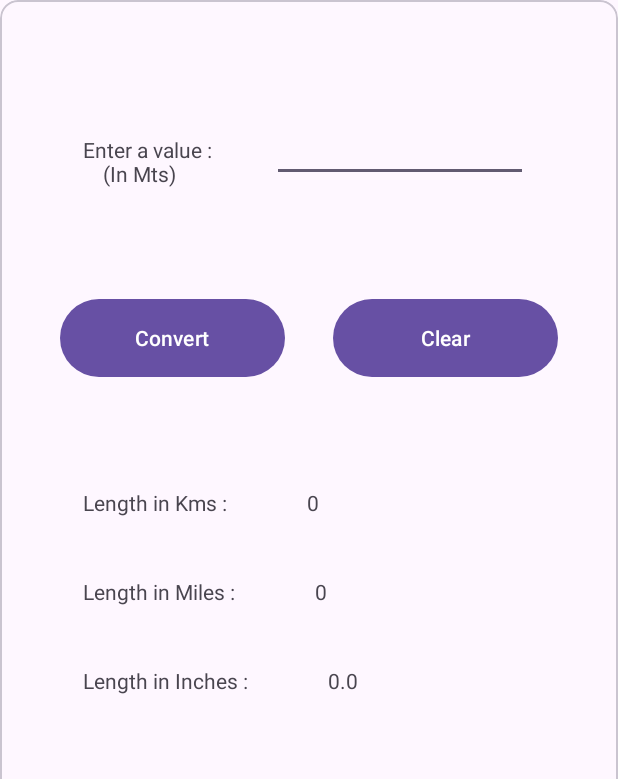
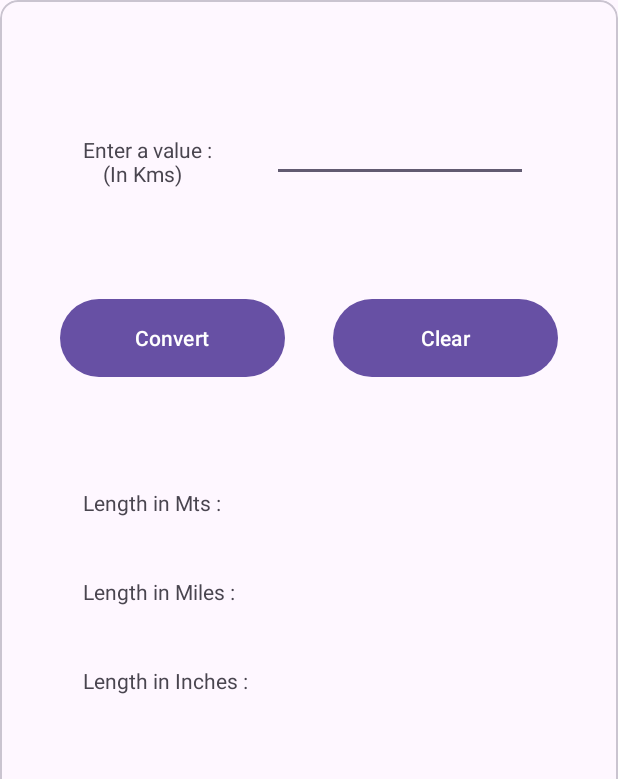
Before and after one commit to guptakushal03/Second_Assignment_App_21012021034, an Android app: the LengthConverterActivity screen opened directly, with no data from a screen before it, after a tap on "Convert", on a phone screen of 412 x 824 dp. Shown: the top 779 px of the screen. Run offline under Robolectric (Android 15) with nearby library versions, the phone set to English and light mode, and no system bars.

Commit message:
Length Page Complete Commit

```diff
--- a/app/src/main/java/com/example/second_assignment_app_21012021034/LengthConverterActivity.kt
+++ b/app/src/main/java/com/example/second_assignment_app_21012021034/LengthConverterActivity.kt
@@ -1,5 +1,6 @@
 package com.example.second_assignment_app_21012021034
 
+import android.content.Intent
 import androidx.appcompat.app.AppCompatActivity
 import android.os.Bundle
 import android.widget.Button
@@ -12,23 +13,35 @@ class LengthConverterActivity : AppCompatActivity() {
         setContentView(R.layout.activity_length_converter)
 
         val convert = findViewById<Button>(R.id.convertBtn)
-        val dataValue:EditText = findViewById<EditText>(R.id.DataValue)
-        val tempStr = dataValue.text.toString()
-        val tempInt: Int = tempStr.toInt()
+        convert.setOnClickListener() {
+            val dataValue: EditText = findViewById<EditText>(R.id.DataValue)
+            val tempStr = dataValue.text.toString()
+            try {
+                val tempInt: Int = tempStr.toInt()
 
-        convert.setOnClickListener(){
-            convertLength(tempInt)
+                var b = tempInt * 1000
+                var c = tempInt / 1.609
+                val newC = String.format("%.5f", c)
+                var d = tempInt * 39370
+
+                findViewById<TextView>(R.id.MtsValue).text = b.toString()
+                findViewById<TextView>(R.id.MilesValue).text = newC
+                findViewById<TextView>(R.id.InchesValue).text = d.toString()
+
+            } catch (e: NumberFormatException) {}
         }
 
-    }
+        val clearBtn = findViewById<Button>(R.id.ClearBtn)
+        clearBtn.setOnClickListener(){
+            findViewById<EditText>(R.id.DataValue).text.clear()
+            findViewById<TextView>(R.id.MtsValue).text = ""
+            findViewById<TextView>(R.id.MilesValue).text = ""
+            findViewById<TextView>(R.id.InchesValue).text = ""
+        }
 
-    fun convertLength(tempInt: Int){
-        var b = tempInt/1000
-        var c = tempInt/1609
-        var d = tempInt*39.37
-
-        findViewById<TextView>(R.id.KgsValue).text = b.toString()
-        findViewById<TextView>(R.id.MilesValue).text = c.toString()
-        findViewById<TextView>(R.id.InchesValue).text = d.toString()
+        val gobackBtn = findViewById<Button>(R.id.gobackBtn)
+        gobackBtn.setOnClickListener(){
+            Intent(this@LengthConverterActivity, MainActivity::class.java).also { startActivity(it) }
+        }
     }
 }
--- a/app/src/main/res/layout/activity_length_converter.xml
+++ b/app/src/main/res/layout/activity_length_converter.xml
@@ -21,7 +21,7 @@
                 android:layout_height="wrap_content"
                 android:layout_marginLeft="35dp"
                 android:layout_marginTop="70dp"
-                android:text="Enter a value :\n    (In Mts)"
+                android:text="Enter a value :\n    (In Kms)"
                 app:layout_constraintStart_toStartOf="parent"
                 app:layout_constraintTop_toTopOf="parent" />
 
@@ -60,7 +60,7 @@
                 android:layout_height="wrap_content"
                 android:layout_marginLeft="35dp"
                 android:layout_marginTop="70dp"
-                android:text="Length in Kms : "
+                android:text="Length in Mts : "
                 app:layout_constraintStart_toStartOf="parent"
                 app:layout_constraintTop_toBottomOf="@+id/convertBtn" />
 
@@ -85,10 +85,10 @@
                 app:layout_constraintTop_toBottomOf="@+id/textView7" />
 
             <TextView
-                android:id="@+id/KgsValue"
+                android:id="@+id/MtsValue"
                 android:layout_width="wrap_content"
                 android:layout_height="wrap_content"
-                android:layout_marginLeft="50dp"
+                android:layout_marginLeft="60dp"
                 android:text=""
                 app:layout_constraintBaseline_toBaselineOf="@+id/textView4"
                 app:layout_constraintStart_toEndOf="@+id/textView4" />
@@ -106,7 +106,7 @@
                 android:id="@+id/InchesValue"
                 android:layout_width="wrap_content"
                 android:layout_height="wrap_content"
-                android:layout_marginLeft="50dp"
+                android:layout_marginLeft="44dp"
                 android:text=""
                 app:layout_constraintBaseline_toBaselineOf="@+id/textView8"
                 app:layout_constraintStart_toEndOf="@+id/textView8" />
```
